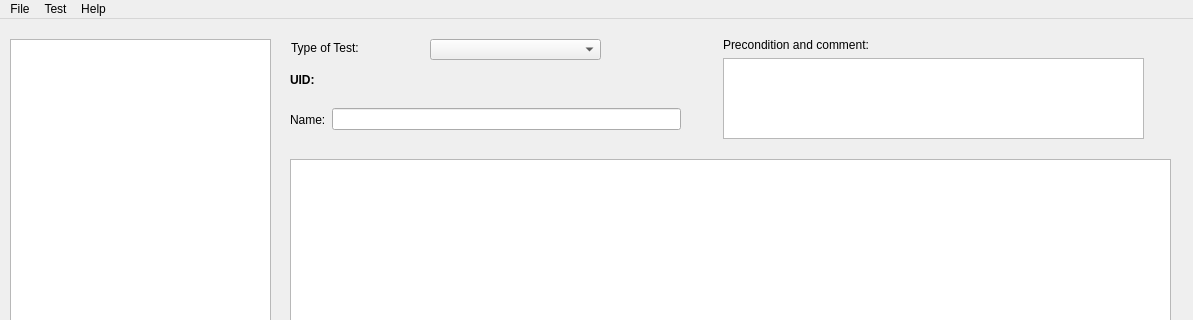
First picture: the form in assets/gui_main.ui, repository shuaiwng/QoolTest, before the edit; both pictures show x 0 to 1193 and y 0 to 320 of the 1193 by 891 pixel window.
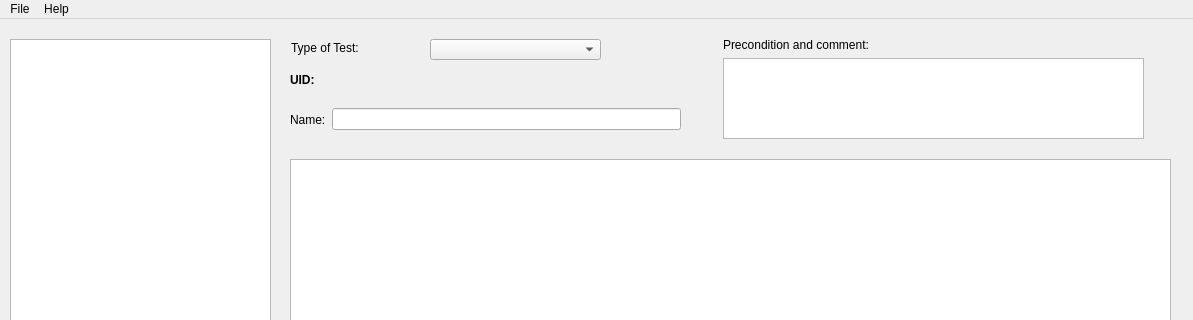
Second picture: the form after the edit.

```diff
--- a/assets/gui_main.ui
+++ b/assets/gui_main.ui
@@ -303,12 +303,6 @@
     <addaction name="actionSaveAs_Project"/>
     <addaction name="actionClose"/>
    </widget>
-   <widget class="QMenu" name="menuTest">
-    <property name="title">
-     <string>Test</string>
-    </property>
-    <addaction name="actionCreate_Test_Plan"/>
-   </widget>
    <widget class="QMenu" name="menuHelp">
     <property name="title">
      <string>Help</string>
@@ -316,7 +310,6 @@
     <addaction name="actionInfo"/>
    </widget>
    <addaction name="menuFile"/>
-   <addaction name="menuTest"/>
    <addaction name="menuHelp"/>
   </widget>
   <widget class="QStatusBar" name="statusbar"/>
```
Left out of the diff: 7 changed lines with no effect on the pictures.
